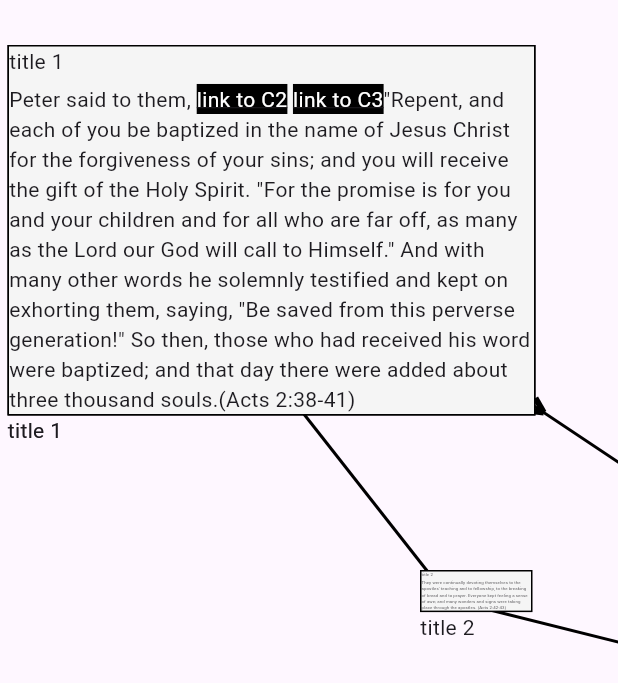
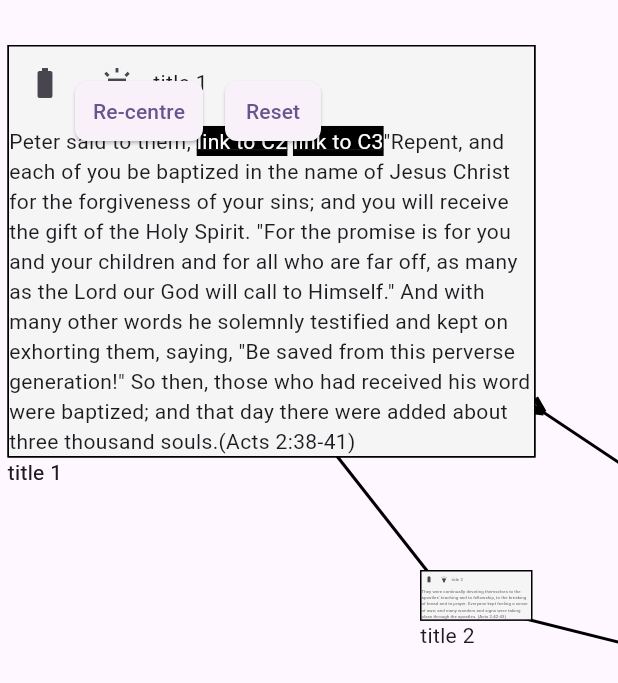
Before and after one commit to richard-hyperbook/testi, a Flutter app: the screen it shows after launch, on a phone screen of 412 x 824 dp. Shown: the top 683 px of the screen. Run offline on Flutter 3.47's test engine with Material 3 defaults, Android fonts, the phone set to English and light mode, and no system bars; drawn by our look-alikes of auto_size_text; our stand-ins replace flutter_widget_from_html, font_awesome_flutter; missing offline and left inert: arrow_pad, number_inc_dec.

Commit message:
Added color changs

```diff
--- a/lib/draw_map.dart
+++ b/lib/draw_map.dart
@@ -18,6 +18,7 @@ import 'package:arrow_pad/arrow_pad.dart';
 // import 'permissions.dart';
 // import 'package:infinity_view/infinity_view.dart';
 import 'package:flutter_widget_from_html/flutter_widget_from_html.dart';
+import 'flutter_flow_icon_button.dart';
 
 GlobalKey _keyScreen = GlobalKey();
 // double _nodeSize = kDefaultNodeSize;
@@ -57,6 +58,8 @@ class Chapter {
   double? yCoord;
   DocumentReference? reference;
   int? readStateIndex;
+  double originalXCoord = 0;
+  double originalYCoord = 0;
   Chapter({
     required this.title,
     required this.body,
@@ -180,7 +183,7 @@ const kStandardDuration = Duration(milliseconds: 500);
 
 final List<Color> readStateColors = [
   Color.lerp(Colors.grey, Colors.white, 0.9)!,
-  Color.lerp(Colors.green, Colors.white, 0.75)!,
+  Color.lerp(Colors.green, Colors.white, 0.7)!,
   Colors.lightBlue,
   Colors.blue,
   Colors.amber,
@@ -214,6 +217,10 @@ class _DrawMapState extends State<DrawMap> {
 
     populateChapters();
     areChaptersLoaded = false;
+    for (int i = 0; i < currentChapterList.length; i++) {
+      currentChapterList[i].originalXCoord = currentChapterList[i].xCoord!;
+      currentChapterList[i].originalYCoord = currentChapterList[i].yCoord!;
+    }
     print('(D1000)${items!.length}');
   }
 
@@ -438,8 +445,8 @@ class _DrawMapState extends State<DrawMap> {
     // }
     List<Widget> bItems = _buildItems();
     Widget expandedWidget = bItems.first;
-    for(int i = 0; i < items!.length; i++){
-      if(items![i].chapterReference!.path == chapterClicked.path){
+    for (int i = 0; i < items!.length; i++) {
+      if (items![i].chapterReference!.path == chapterClicked.path) {
         expandedWidget = bItems[i];
       }
     }
@@ -459,6 +466,67 @@ class _DrawMapState extends State<DrawMap> {
               ),
               ..._buildItems(),
               expandedWidget,
+              Positioned(
+                left: 50,
+                top: 50,
+                child: FFButtonWidget(
+                  text: 'Re-centre',
+                  onPressed: () {
+                    int expandedIndex = 0;
+                    double expandedX = 0.0;
+                    double expandedY = 0.0;
+                    for (int i = 0; i < items!.length; i++) {
+                      if (items![i].chapterReference!.path ==
+                          chapterClicked!.path) {
+                        expandedIndex = i;
+                        expandedX = items![i].offset!.dx;
+                        expandedY = items![i].offset!.dy;
+                        break;
+                      }
+                    }
+                    setState(() {
+                      for (int i = 0; i < items!.length; i++) {
+                        currentChapterList[i].xCoord =
+                            currentChapterList[i].xCoord! - expandedX + 100;
+                        currentChapterList[i].yCoord =
+                            currentChapterList[i].yCoord! - expandedY + 100;
+                        items![i] = items![i].copyWithNewOffset(
+                          Offset(
+                            currentChapterList[i].xCoord!,
+                            currentChapterList[i].yCoord!,
+                          ),
+                        );
+                      }
+                    });
+                  },
+                  options: FFButtonOptions(),
+                ),
+              ),
+              Positioned(
+                left: 150,
+                top: 50,
+                child: FFButtonWidget(
+                  text: 'Reset',
+                  onPressed: () {
+                    setState(() {
+                      for (int i = 0; i < items!.length; i++) {
+                        chapterClicked = currentChapterList[0].reference!;
+                        currentChapterList[i].xCoord =
+                            currentChapterList[i].originalXCoord;
+                        currentChapterList[i].yCoord =
+                            currentChapterList[i].originalYCoord;
+                        items![i] = items![i].copyWithNewOffset(
+                          Offset(
+                            currentChapterList[i].originalXCoord,
+                            currentChapterList[i].originalYCoord,
+                          ),
+                        );
+                      }
+                    });
+                  },
+                  options: FFButtonOptions(),
+                ),
+              ),
               // Positioned(left: 0, top: 0, child: insertArrowPad(setState)),
             ],
           ),
@@ -608,12 +676,12 @@ class _DrawMapState extends State<DrawMap> {
           globalSetState: setState,
         ),
       );
-      if(item.chapterReference!.path == chapterClicked!.path){
+      if (item.chapterReference!.path == chapterClicked!.path) {
         expandedItemIndex = itemCount;
       }
     });
     //%print('(D22)$res%$items');
-/*
+    /*
     //List<Widget> builtItems = _buildItems();
     int expandedItemIndex = 0;
     for (int i = 0; i < res.length; i++) {
@@ -711,7 +779,8 @@ class _Item extends StatelessWidget {
         }
       }
       for (int i = 0; i < items!.length; i++) {
-        if (items![i].chapterReference!.path == chapterClicked.path) {
+        if ((items![i].chapterReference!.path == chapterClicked.path) &&
+            (items![i].color == readStateColors[kNotVisitedIndex])) {
           items![i].color = readStateColors[kVisitedIndex];
           break;
         }
@@ -725,7 +794,7 @@ class _Item extends StatelessWidget {
     bool isRecentChangesZero = _previousDaysToHighlight == 0;
     double nodeSize = kDefaultNodeSize;
     return Positioned(
-     // duration: kStandardDuration,
+      // duration: kStandardDuration,
       left: offset!.dx - nodeSize / 2 /*+ xOffset*/,
       top: offset!.dy - nodeSize / 2 /*+ yOffset*/,
       child: GestureDetector(
@@ -746,10 +815,11 @@ class _Item extends StatelessWidget {
           duration: kStandardDuration,
           height: (chapterClicked!.path == chapterReference!.path) ? 400 : 75,
           width: (chapterClicked!.path == chapterReference!.path) ? 400 : 75,
+          curve: Curves.fastOutSlowIn,
           // color: (chapterClicked!.path == chapterReference!.path) ? Colors.amber : Colors.grey,
-          onEnd: () {
+          /*onEnd: () {
             print('(HW10)');
-          },
+          },*/
           child: Column(
             crossAxisAlignment: CrossAxisAlignment.start,
             children: <Widget>[
@@ -770,10 +840,54 @@ class _Item extends StatelessWidget {
                     child: Column(
                       crossAxisAlignment: CrossAxisAlignment.start,
                       children: <Widget>[
-                        new Text(
-                          title! /*style: Theme.of(context).textTheme.subhead*/,
+                        Row(
+                          children: [
+                            FlutterFlowIconButton(
+                              icon: kIconFullyRead,
+                              onPressed: () {
+                                print('HW40');
+                                for (
+                                  int i = 0;
+                                  i < currentChapterList.length;
+                                  i++
+                                ) {
+                                  if (chapterClicked.path ==
+                                      currentChapterList[i].reference!.path) {
+                                    globalSetState!(() {
+                                      currentChapterList[i].readStateIndex =
+                                          kFullyReadIndex;
+                                      items![i].color = readStateColors[kFullyReadIndex];
+                                    });
+                                  }
+                                }
+                              },
+                            ),
+                            FlutterFlowIconButton(
+                              icon: kIconHighlighted,
+                              onPressed: () {
+                                print('HW41');
+                                for (
+                                int i = 0;
+                                i < currentChapterList.length;
+                                i++
+                                ) {
+                                  if (chapterClicked.path ==
+                                      currentChapterList[i].reference!.path) {
+                                    globalSetState!(() {
+                                      currentChapterList[i].readStateIndex =
+                                          kHighlightedIndex;
+                                      items![i].color = readStateColors[kHighlightedIndex];
+                                    });
+                                  }
+                                }
+                              },
+                            ),
+                            Text(
+                              title! /*style: Theme.of(context).textTheme.subhead*/,
+                            ),
+                          ],
                         ),
-                        new Container(
+                        Container(
                           width: kDefaultNodeWidth,
                           margin: const EdgeInsets.only(top: 5.0),
                           child: //Text(body!),
@@ -783,7 +897,10 @@ class _Item extends StatelessWidget {
                               print('(HW1)${value}++++');
                               String targetRef = value.substring(1);
                               for (
-                                int i = 0; i < currentChapterList.length; i++){
+                                int i = 0;
+                                i < currentChapterList.length;
+                                i++
+                              ) {
                                 print(
                                   '(HW2)${i}????${targetRef}++++${currentChapterList[i].reference!.path}',
                                 );
@@ -791,19 +908,28 @@ class _Item extends StatelessWidget {
                                     currentChapterList[i].reference!.path) {
                                   chapterClicked =
                                       currentChapterList[i].reference!;
-                                  print('(HW3)${i}++++${chapterClicked.path}');
-                                  break;
+                                  print('(HW3A)${i}++++${chapterClicked.path}');
+                                 // break;
                                 }
                                 for (int i = 0; i < items!.length; i++) {
-                                  if (items![i].chapterReference!.path == chapterClicked.path) {
-                                    items![i].color = readStateColors[kVisitedIndex];
-                                    break;
+                                  print('(HW3AA)${i}++++${items![i].chapterReference!.path}&&&&$items![i].color}');
+                                  if ((items![i].chapterReference!.path ==
+                                          chapterClicked.path) &&
+                                      (items![i].color ==  readStateColors[kNotVisitedIndex])) {
+                                    items![i].color =
+                                        readStateColors[kVisitedIndex];
+                                    print('(HW3B)${i}++++${chapterClicked.path}');
+                                   // break;
                                   }
                                 }
                                 for (int i = 0; i < items!.length; i++) {
-                                  if (items![i].chapterReference!.path == targetRef) {
-                                    items![i].color = readStateColors[kVisitedIndex];
-                                    break;
+                                  if ((items![i].chapterReference!.path ==
+                                          targetRef) &&
+                                      (items![i].color == readStateColors[kNotVisitedIndex])) {
+                                    items![i].color =
+                                        readStateColors[kVisitedIndex];
+                                    print('(HW3C)${i}++++${targetRef}');
+                                   // break;
                                   }
                                 }
                                 globalSetState!(() {});
--- /dev/null
+++ b/lib/flutter_flow_icon_button.dart
@@ -0,0 +1,216 @@
+import 'package:flutter/material.dart';
+import 'package:font_awesome_flutter/font_awesome_flutter.dart';
+
+const kIconDepreciated = Icon(Icons.thumb_down);
+const kIconInfoStart = Icon(Icons.help_center_rounded);
+const kIconInfoStartWhite = Icon(Icons.help_center_rounded, color: Colors.white);
+const kIconNotVisited = Icon(Icons.visibility_off);
+const kIconVisited = Icon(Icons.battery_0_bar);
+const kIconPariallyRead = Icon(Icons.battery_3_bar);
+const kIconFullyRead = Icon(Icons.battery_full);
+const kIconHighlighted = Icon(Icons.highlight);
+const kIconChooseChapterState = Icon(Icons.palette);
+const kIconChooseChapterStateWhite = Icon(Icons.palette, color: Colors.white);
+const kIconHyperbookMap = Icon(Icons.share);
+const kIconHyperbookMapWhite = Icon(Icons.share, color: Colors.white);
+const kIconEditChapter = Icon(Icons.edit_note);
+const kIconEditChapterWhite = Icon(Icons.edit_note, color: Colors.white);
+const kIconPostComment = Icon(Icons.comment);
+const kIconPostCommentWhite = Icon(Icons.comment, color: Colors.white);
+const kIconReadChapter = Icon(Icons.visibility);
+const kIconArrowForward = Icon(Icons.arrow_forward_ios);
+const kIconSettings = Icon(Icons.settings);
+final kIconSettingsWhite = Icon(Icons.settings, color: Colors.white);
+const kIconBackArrow = Icon(Icons.arrow_back);
+const kIconDelete = Icon(Icons.delete);
+const kIconTelephone = Icon(Icons.call_rounded);
+const kIconVisible = Icon(Icons.visibility_outlined);
+const kIconNotVisible = Icon(Icons.visibility_off_outlined);
+const kIconList = Icon(Icons.list_alt);
+const kIconListWhite = Icon(Icons.list_alt,  color: Colors.white);
+const kIconRequestsOutstanding = Icon(Icons.star);
+const kIconRequestsOutstandingRed = Icon(Icons.star, color: Colors.red);
+const kIconRequest = Icon(Icons.local_library);
+const kIconTutorial = Icon(Icons.school);
+const kIconTutorialWhite = Icon(Icons.school, color: Colors.white);
+final Widget kIconTutorialReverse = Container(child: Icon(Icons.school), color: Colors.white);
+const kIconLogin = Icon(Icons.login);
+const kIconLoginWhite = Icon(Icons.login, color: Colors.white);
+final Widget kIconLoginReverse = Container(child: Icon(Icons.login), color: Colors.white);
+const kIconProfile = Icon(Icons.person);
+const kIconProfileWhite = Icon(Icons.person, color: Colors.white);
+final Widget kIconProfileReverse = Container(child: Icon(Icons.person), color: Colors.white);
+const kIconHyperbooks = Icon(Icons.folder_copy);
+const kIconHyperbooksWhite = Icon(Icons.folder_copy, color: Colors.white);
+final Widget kIconHyperbooksReverse = Container(child: Icon(Icons.folder_copy), color: Colors.white);
+const kIconSave = Icon(Icons.save);
+
+
+
+class FlutterFlowIconButton extends StatefulWidget {
+  const FlutterFlowIconButton({
+    super.key,
+    required this.icon,
+    this.borderColor,
+    this.borderRadius,
+    this.borderWidth,
+    this.buttonSize,
+    this.fillColor,
+    this.disabledColor,
+    this.disabledIconColor,
+    this.hoverColor,
+    this.hoverIconColor,
+    this.onPressed,
+    this.showLoadingIndicator = false,
+    this.tooltipMessage,
+    this.enabled = true,
+  });
+
+  final Widget icon;
+  final double? borderRadius;
+  final double? buttonSize;
+  final Color? fillColor;
+  final Color? disabledColor;
+  final Color? disabledIconColor;
+  final Color? hoverColor;
+  final Color? hoverIconColor;
+  final Color? borderColor;
+  final double? borderWidth;
+  final bool showLoadingIndicator;
+  final Function()? onPressed;
+  final String? tooltipMessage;
+  final bool enabled;
+
+  @override
+  State<FlutterFlowIconButton> createState() => _FlutterFlowIconButtonState();
+}
+
+class _FlutterFlowIconButtonState extends State<FlutterFlowIconButton> {
+  bool loading = false;
+  late double? iconSize;
+  late Color? iconColor;
+  late Widget effectiveIcon;
+
+  @override
+  void initState() {
+    super.initState();
+    _updateIcon();
+  }
+
+  @override
+  void didUpdateWidget(FlutterFlowIconButton oldWidget) {
+    super.didUpdateWidget(oldWidget);
+    _updateIcon();
+  }
+
+  void _updateIcon() {
+    final bool isFontAwesome = widget.icon is FaIcon;
+    if (isFontAwesome) {
+      final FaIcon icon = widget.icon as FaIcon;
+      effectiveIcon = FaIcon(
+        icon.icon,
+        size: icon.size,
+      );
+      iconSize = icon.size;
+      iconColor = icon.color;
+    } else {
+      final Icon icon = widget.icon as Icon;
+      effectiveIcon = Icon(
+        icon.icon,
+        size: icon.size,
+      );
+      iconSize = icon.size;
+      iconColor = icon.color;
+    }
+  }
+
+  @override
+  Widget build(BuildContext context) {
+    print('(NN1)${widget.tooltipMessage}');
+    final ButtonStyle style = ButtonStyle(
+      shape: WidgetStateProperty.resolveWith<OutlinedBorder>(
+            (Set<WidgetState> states) {
+          return RoundedRectangleBorder(
+            borderRadius: BorderRadius.circular(widget.borderRadius ?? 0),
+            side: BorderSide(
+              color: widget.borderColor ?? Colors.transparent,
+              width: widget.borderWidth ?? 0,
+            ),
+          );
+        },
+      ),
+      iconColor: WidgetStateProperty.resolveWith<Color?>(
+            (Set<WidgetState> states) {
+          if (states.contains(WidgetState.disabled) &&
+              widget.disabledIconColor != null) {
+            return widget.disabledIconColor;
+          }
+          if (states.contains(WidgetState.hovered) &&
+              widget.hoverIconColor != null) {
+            return widget.hoverIconColor;
+          }
+          return iconColor;
+        },
+      ),
+      backgroundColor: WidgetStateProperty.resolveWith<Color?>(
+            (Set<WidgetState> states) {
+          if (states.contains(WidgetState.disabled) &&
+              widget.disabledColor != null) {
+            return widget.disabledColor;
+          }
+          if (states.contains(WidgetState.hovered) &&
+              widget.hoverColor != null) {
+            return widget.hoverColor;
+          }
+
+          return widget.fillColor;
+        },
+      ),
+    );
+
+    return Tooltip(message: widget.tooltipMessage ?? '???',
+      child: SizedBox(
+        width: widget.buttonSize,
+        height: widget.buttonSize,
+        child: Theme(
+          data: Theme.of(context).copyWith(),
+          child: IgnorePointer(
+            ignoring: widget.showLoadingIndicator && loading,
+            child: IconButton(
+              //disabledColor: Colors.red,
+              icon: (widget.showLoadingIndicator && loading)
+                  ? SizedBox(
+                width: iconSize,
+                height: iconSize,
+                child: CircularProgressIndicator(
+                  valueColor: AlwaysStoppedAnimation<Color>(
+                    iconColor ?? Colors.white,
+                  ),
+                ),
+              )
+                  : effectiveIcon,
+              onPressed: widget.enabled ? widget.onPressed == null
+                  ? null
+                  : () async {
+                print('(NN10)${loading}++++${widget.tooltipMessage}');
+                if (loading) {
+                  return;
+                }
+                setState(() => loading = true);
+                try {
+                  await widget.onPressed!();
+                } finally {
+                  if (mounted) {
+                    setState(() => loading = false);
+                  }
+                }
+              } : null,
+              splashRadius: widget.buttonSize,
+              style: style,
+            ),
+          ),
+        ),
+      ),
+    );
+  }
+}
```
